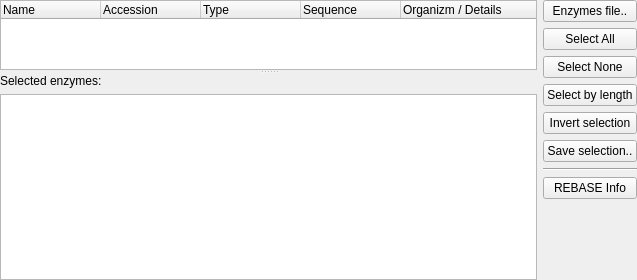
Above: src/plugins/enzymes/src/ui/EnzymesSelectorWidget.ui from dualword/ugene-qt4 before the change. Below: the same form after it.
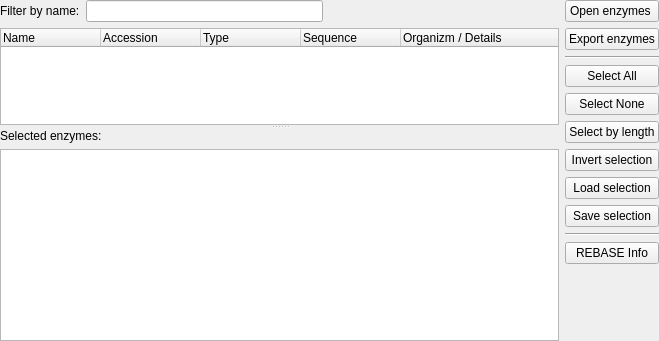
That is the form after the change.

What changed in the file:
```diff
--- a/src/plugins/enzymes/src/ui/EnzymesSelectorWidget.ui
+++ b/src/plugins/enzymes/src/ui/EnzymesSelectorWidget.ui
@@ -6,8 +6,8 @@
    <rect>
     <x>0</x>
     <y>0</y>
-    <width>637</width>
-    <height>280</height>
+    <width>659</width>
+    <height>341</height>
    </rect>
   </property>
   <property name="sizePolicy">
@@ -19,12 +19,42 @@
   <property name="windowTitle">
    <string>Select enzymes</string>
   </property>
-  <layout class="QVBoxLayout" name="verticalLayout_2">
+  <layout class="QHBoxLayout" name="horizontalLayout_2">
+   <property name="sizeConstraint">
+    <enum>QLayout::SetMinAndMaxSize</enum>
+   </property>
    <property name="margin">
     <number>0</number>
    </property>
    <item>
-    <layout class="QHBoxLayout" name="horizontalLayout_2">
+    <layout class="QVBoxLayout" name="verticalLayout_2">
+     <item>
+      <layout class="QHBoxLayout" name="horizontalLayout">
+       <item>
+        <widget class="QLabel" name="label_2">
+         <property name="text">
+          <string>Filter by name:</string>
+         </property>
+        </widget>
+       </item>
+       <item>
+        <widget class="QLineEdit" name="enzymesFilterEdit"/>
+       </item>
+       <item>
+        <spacer name="horizontalSpacer">
+         <property name="orientation">
+          <enum>Qt::Horizontal</enum>
+         </property>
+         <property name="sizeHint" stdset="0">
+          <size>
+           <width>40</width>
+           <height>20</height>
+          </size>
+         </property>
+        </spacer>
+       </item>
+      </layout>
+     </item>
      <item>
       <widget class="QSplitter" name="splitter">
        <property name="sizePolicy">
@@ -96,8 +126,8 @@
             <string>&lt;!DOCTYPE HTML PUBLIC &quot;-//W3C//DTD HTML 4.0//EN&quot; &quot;http://www.w3.org/TR/REC-html40/strict.dtd&quot;&gt;
 &lt;html&gt;&lt;head&gt;&lt;meta name=&quot;qrichtext&quot; content=&quot;1&quot; /&gt;&lt;style type=&quot;text/css&quot;&gt;
 p, li { white-space: pre-wrap; }
-&lt;/style&gt;&lt;/head&gt;&lt;body style=&quot; font-family:'MS Shell Dlg 2'; font-size:8.25pt; font-weight:400; font-style:normal;&quot;&gt;
-&lt;p style=&quot;-qt-paragraph-type:empty; margin-top:0px; margin-bottom:0px; margin-left:0px; margin-right:0px; -qt-block-indent:0; text-indent:0px; font-size:8pt;&quot;&gt;&lt;/p&gt;&lt;/body&gt;&lt;/html&gt;</string>
+&lt;/style&gt;&lt;/head&gt;&lt;body style=&quot; font-family:'Lucida Grande'; font-size:13pt; font-weight:400; font-style:normal;&quot;&gt;
+&lt;p style=&quot;-qt-paragraph-type:empty; margin-top:0px; margin-bottom:0px; margin-left:0px; margin-right:0px; -qt-block-indent:0; text-indent:0px; font-family:'MS Shell Dlg 2'; font-size:8pt;&quot;&gt;&lt;br /&gt;&lt;/p&gt;&lt;/body&gt;&lt;/html&gt;</string>
            </property>
            <property name="acceptRichText">
             <bool>false</bool>
@@ -111,17 +141,45 @@
        </widget>
       </widget>
      </item>
+    </layout>
+   </item>
      <item>
       <layout class="QVBoxLayout" name="verticalLayout_3">
+     <property name="sizeConstraint">
+      <enum>QLayout::SetMinAndMaxSize</enum>
+     </property>
        <item>
         <widget class="QPushButton" name="enzymesFileButton">
+       <property name="toolTip">
+        <string>Load enzymes database</string>
+       </property>
          <property name="text">
-          <string>Enzymes file..</string>
+        <string>Open enzymes </string>
+       </property>
+      </widget>
+     </item>
+     <item>
+      <widget class="QPushButton" name="saveEnzymesButton">
+       <property name="toolTip">
+        <string>Export current selection as new database</string>
+       </property>
+       <property name="text">
+        <string>Export enzymes</string>
+       </property>
+      </widget>
+     </item>
+     <item>
+      <widget class="Line" name="line_2">
+       <property name="orientation">
+        <enum>Qt::Horizontal</enum>
          </property>
         </widget>
        </item>
        <item>
         <widget class="QPushButton" name="selectAllButton">
+       <property name="toolTip">
+        <string>Select all enzymes in database</string>
+       </property>
          <property name="text">
           <string>Select All</string>
          </property>
@@ -129,6 +187,9 @@
        </item>
        <item>
         <widget class="QPushButton" name="selectNoneButton">
+       <property name="toolTip">
+        <string>Empty selection</string>
+       </property>
          <property name="text">
           <string>Select None</string>
          </property>
@@ -136,6 +197,9 @@
        </item>
        <item>
         <widget class="QPushButton" name="selectByLengthButton">
+       <property name="toolTip">
+        <string>Select enzymes by length of recognition sequence</string>
+       </property>
          <property name="text">
           <string>Select by length</string>
          </property>
@@ -143,15 +207,31 @@
        </item>
        <item>
         <widget class="QPushButton" name="invertSelectionButton">
+       <property name="toolTip">
+        <string>Invert current selection</string>
+       </property>
          <property name="text">
           <string>Invert selection</string>
          </property>
         </widget>
        </item>
+     <item>
+      <widget class="QPushButton" name="loadSelectionButton">
+       <property name="toolTip">
+        <string>Hint: selection file should contain enzymes' names separtated by whitespaces or commas</string>
+       </property>
+       <property name="text">
+        <string>Load selection</string>
+       </property>
+      </widget>
+     </item>
        <item>
         <widget class="QPushButton" name="saveSelectionButton">
+       <property name="toolTip">
+        <string>Save selected enzymes list to a text file</string>
+       </property>
          <property name="text">
-          <string>Save selection..</string>
+        <string>Save selection</string>
          </property>
         </widget>
        </item>
@@ -181,8 +261,6 @@
           </size>
          </property>
         </spacer>
-       </item>
-      </layout>
      </item>
     </layout>
    </item>
```
Lines whose indentation alone changed are shown as unchanged.
